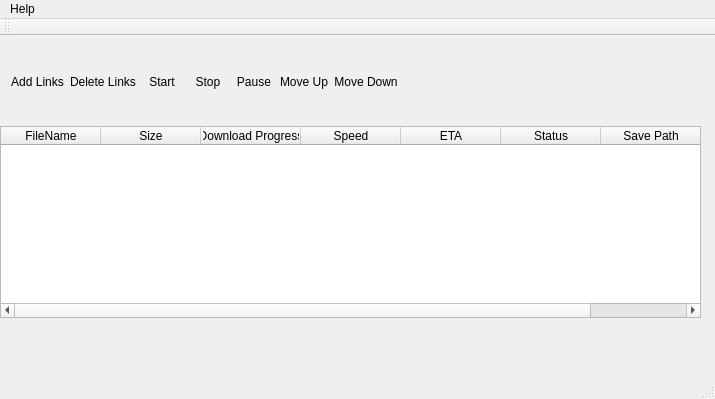
This is mainwindow.ui in idmistir/RapidshareDownloader as Qt 5 draws it before an edit. The edited form follows.
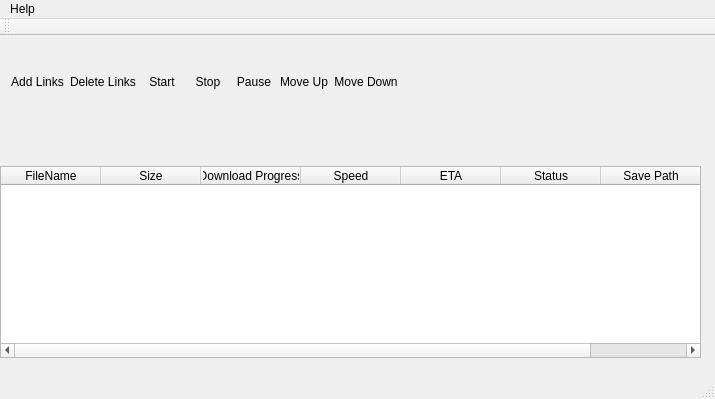
This is the edited form. Icons and pictures are not drawn.

Commit message:
- Added downloader functionality. Still does not work with Rapidshare, working on it - Extended mainwindow functionality - Modified the settings panel.
Not a very detailed commit, I should start making smaller commits
because I forget what exactly was fixed. Gomenasai!

```diff
--- a/mainwindow.ui
+++ b/mainwindow.ui
@@ -24,7 +24,7 @@
     <property name="geometry">
      <rect>
       <x>0</x>
-      <y>90</y>
+      <y>130</y>
       <width>701</width>
       <height>192</height>
      </rect>
```
Left out of the diff: 9 changed lines with no effect on the pictures. The commit also changes 5 other files.
